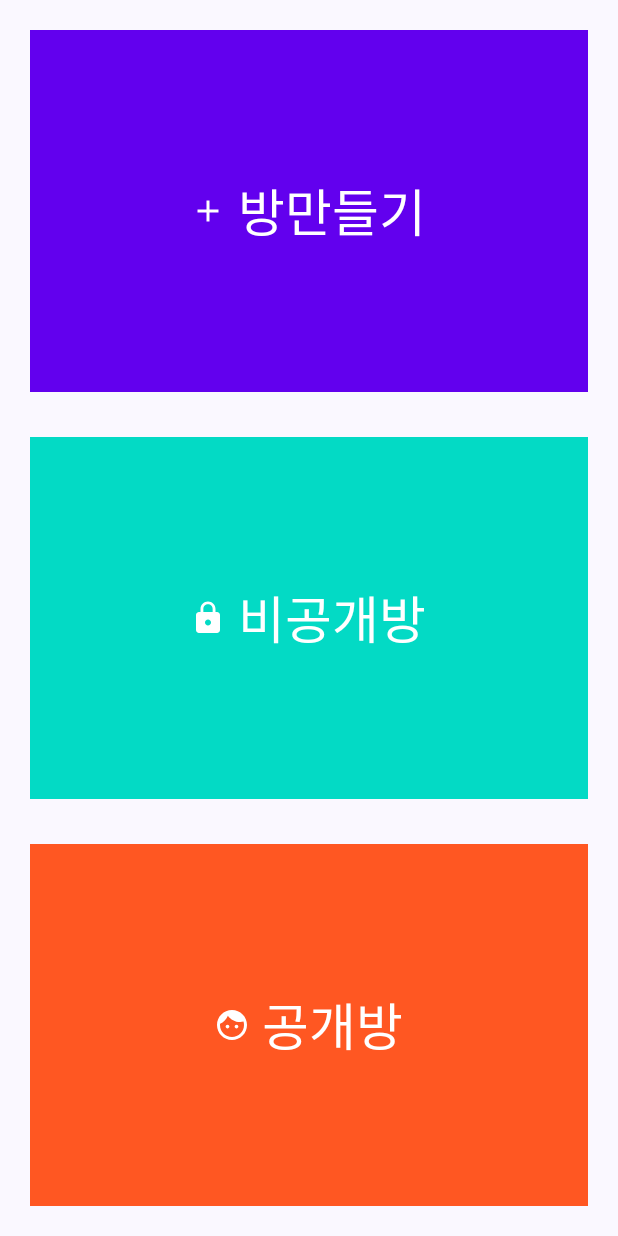
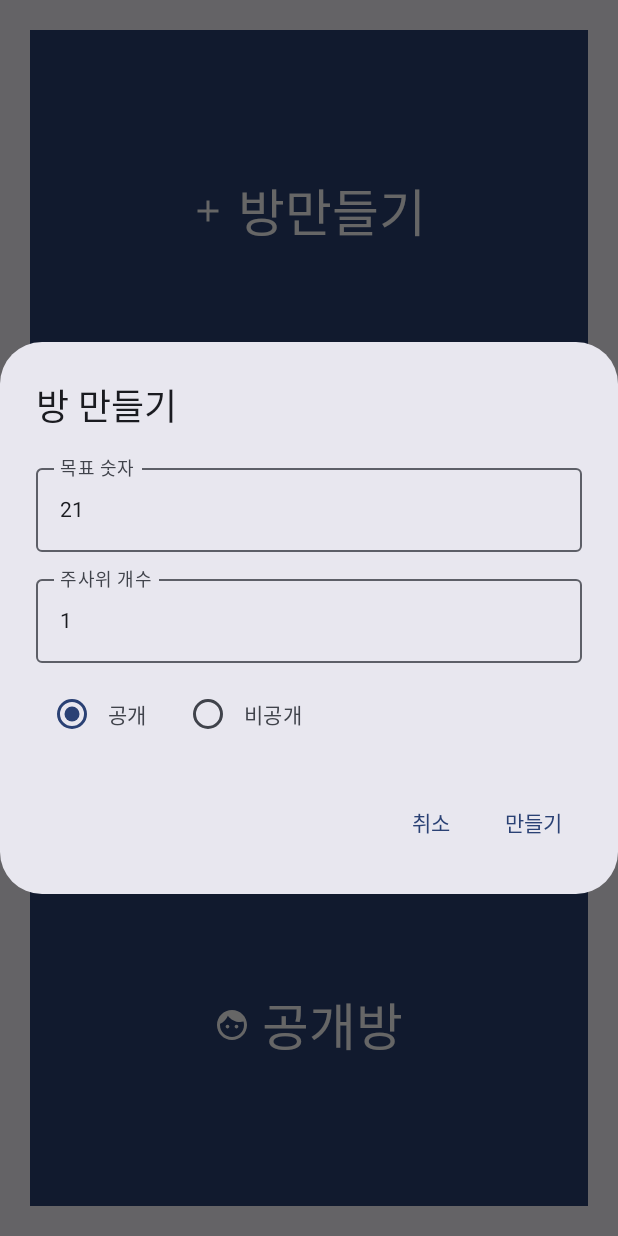
Before and after one commit to jshag90/NumberDiceGame, an Android app built with Jetpack Compose: the composable RoomActionsScreen shown on its own in the app's theme, after a tap on "방만들기", on a phone screen of 412 x 824 dp. Run offline under Robolectric (Android 15) with nearby library versions, the phone set to English and light mode, and no system bars.

Commit message:
[Feat] 방만들기 파라미터 게임방 화면으로 전달하도록 수정

```diff
--- /dev/null
+++ b/app/src/main/java/com/dodam/dicegame/CreateRoomModal.kt
@@ -0,0 +1,111 @@
+package com.dodam.dicegame
+
+import androidx.compose.foundation.clickable
+import androidx.compose.foundation.layout.Arrangement
+import androidx.compose.foundation.layout.Column
+import androidx.compose.foundation.layout.Row
+import androidx.compose.foundation.layout.fillMaxWidth
+import androidx.compose.foundation.layout.padding
+import androidx.compose.foundation.text.KeyboardOptions
+import androidx.compose.material3.AlertDialog
+import androidx.compose.material3.OutlinedTextField
+import androidx.compose.material3.RadioButton
+import androidx.compose.material3.Text
+import androidx.compose.material3.TextButton
+import androidx.compose.runtime.Composable
+import androidx.compose.runtime.getValue
+import androidx.compose.runtime.mutableStateOf
+import androidx.compose.runtime.remember
+import androidx.compose.runtime.setValue
+import androidx.compose.ui.Alignment
+import androidx.compose.ui.Modifier
+import androidx.compose.ui.text.input.KeyboardType
+import androidx.compose.ui.unit.dp
+
+@Composable
+fun CreateRoomModal(
+                    onDismiss: () -> Unit,
+                    onConfirm: (goalNumber: Int, diceCount: Int, isPublic: Boolean, entryCode: String) -> Unit
+) {
+    var goalNumber by remember { mutableStateOf("21") }  // 기본값 21
+    var diceCount by remember { mutableStateOf("1") }    // 기본값 1개
+    var isPublic by remember { mutableStateOf(true) }     // 기본값 공개
+    var entryCode by remember { mutableStateOf("") }
+
+    AlertDialog(
+        onDismissRequest = { onDismiss() },
+        confirmButton = {
+            TextButton(onClick = {
+                val targetNumber = goalNumber.toIntOrNull() ?: 21
+                val numDice = diceCount.toIntOrNull() ?: 1
+                val code = if (isPublic) "-1" else entryCode // 공개일 때 기본값 적용
+                println("Button clicked: goal=$targetNumber, dice=$numDice, isPublic=$isPublic, entryCode=$code") // 디버그
+                onConfirm(targetNumber, numDice, isPublic, code)
+            }) {
+                Text("만들기")
+            }
+
+        },
+        dismissButton = {
+            TextButton(onClick = { onDismiss() }) {
+                Text("취소")
+            }
+        },
+        title = { Text("방 만들기") },
+        text = {
+            Column(verticalArrangement = Arrangement.spacedBy(10.dp)) {
+                OutlinedTextField(
+                    value = goalNumber,
+                    onValueChange = { goalNumber = it },
+                    label = { Text("목표 숫자") },
+                    keyboardOptions = KeyboardOptions(keyboardType = KeyboardType.Number),
+                    modifier = Modifier.fillMaxWidth()
+                )
+                OutlinedTextField(
+                    value = diceCount,
+                    onValueChange = { diceCount = it },
+                    label = { Text("주사위 개수") },
+                    keyboardOptions = KeyboardOptions(keyboardType = KeyboardType.Number),
+                    modifier = Modifier.fillMaxWidth()
+                )
+                Row(verticalAlignment = Alignment.CenterVertically) {
+                    RadioButton(
+                        selected = isPublic,
+                        onClick = {
+                            isPublic = true
+                            entryCode = "-1" // 공개로 설정할 때 입장 코드 초기화
+                        }
+                    )
+                    Text(
+                        "공개",
+                        modifier = Modifier
+                            .padding(end = 16.dp)
+                            .clickable {
+                                isPublic = true
+                                entryCode = "-1" // 공개로 설정할 때 입장 코드 초기화
+                            }
+                    )
+                    RadioButton(
+                        selected = !isPublic,
+                        onClick = { isPublic = false }
+                    )
+                    Text(
+                        "비공개",
+                        modifier = Modifier
+                            .clickable { isPublic = false }
+                    )
+                }
+
+                // 비공개일 경우만 입장 코드 입력 필드를 활성화
+                if (!isPublic) {
+                    OutlinedTextField(
+                        value = entryCode,
+                        onValueChange = { entryCode = it },
+                        label = { Text("입장 코드 (선택)") },
+                        modifier = Modifier.fillMaxWidth()
+                    )
+                }
+            }
+        }
+    )
+}
--- a/app/src/main/java/com/dodam/dicegame/RoomActionsScreen.kt
+++ b/app/src/main/java/com/dodam/dicegame/RoomActionsScreen.kt
@@ -17,18 +17,29 @@ import androidx.compose.material3.ButtonDefaults
 import androidx.compose.material3.Icon
 import androidx.compose.material3.Text
 import androidx.compose.runtime.Composable
+import androidx.compose.runtime.getValue
+import androidx.compose.runtime.mutableStateOf
+import androidx.compose.runtime.remember
+import androidx.compose.runtime.setValue
 import androidx.compose.ui.Modifier
 import androidx.compose.ui.graphics.Color
 import androidx.compose.ui.graphics.RectangleShape
 import androidx.compose.ui.unit.dp
 import androidx.compose.ui.unit.sp
+import androidx.navigation.NavHostController
 
 @Composable
 fun RoomActionsScreen(
+    navController: NavHostController,
     onCreateRoomClick: () -> Unit,
     onPrivateRoomClick: () -> Unit,
     onPublicRoomClick: () -> Unit
 ) {
+
+    var showModal by remember { mutableStateOf(false) }
+    var showSecretRoomModal by remember { mutableStateOf(false) }
+
+
     Column(
         modifier = Modifier
             .fillMaxSize()
@@ -36,29 +47,29 @@ fun RoomActionsScreen(
         verticalArrangement = Arrangement.spacedBy(30.dp) // 버튼 간 마진 10dp
     ) {
         Button(
-            onClick = onCreateRoomClick,
+            onClick = { showModal = true }, // Show modal on button click
             modifier = Modifier
                 .fillMaxWidth()
-                .weight(1f) // 세로로 1/3 공간을 차지
-                .height(40.dp), // 버튼 세로 크기 절반으로 설정
-            colors = ButtonDefaults.buttonColors(containerColor = Color(0xFF6200EE)), // Purple
-            shape = RectangleShape // 각진 모양으로 설정
+                .weight(1f)
+                .height(40.dp),
+          /*  colors = ButtonDefaults.buttonColors(containerColor = Color(0xFF6200EE)),*/
+            shape = RectangleShape
         ) {
             Icon(Icons.Filled.Add, contentDescription = "방 만들기", tint = Color.White)
             Spacer(modifier = Modifier.width(8.dp))
             Text(
                 text = "방만들기",
                 color = Color.White,
-                fontSize = 34.sp // 글자 크기를 현재의 2배로 설정
+                fontSize = 34.sp
             )
         }
         Button(
-            onClick = onPrivateRoomClick,
+            onClick = { showSecretRoomModal = true },
             modifier = Modifier
                 .fillMaxWidth()
                 .weight(1f) // 세로로 1/3 공간을 차지
                 .height(40.dp), // 버튼 세로 크기 절반으로 설정
-            colors = ButtonDefaults.buttonColors(containerColor = Color(0xFF03DAC5)), // Teal
+         /*   colors = ButtonDefaults.buttonColors(containerColor = Color(0xFF03DAC5)),*/ // Teal
             shape = RectangleShape // 각진 모양으로 설정
         ) {
             Icon(Icons.Filled.Lock, contentDescription = "비공개 방 입장", tint = Color.White)
@@ -75,7 +86,7 @@ fun RoomActionsScreen(
                 .fillMaxWidth()
                 .weight(1f) // 세로로 1/3 공간을 차지
                 .height(40.dp), // 버튼 세로 크기 절반으로 설정
-            colors = ButtonDefaults.buttonColors(containerColor = Color(0xFFFF5722)), // Orange
+          /*  colors = ButtonDefaults.buttonColors(containerColor = Color(0xFFFF5722)),*/ // Orange
             shape = RectangleShape // 각진 모양으로 설정
         ) {
             Icon(Icons.Filled.Face, contentDescription = "공개 방 입장", tint = Color.White)
@@ -87,4 +98,37 @@ fun RoomActionsScreen(
             )
         }
     }
+
+    if (showModal) {
+        CreateRoomModal(
+            onDismiss = { showModal = false },
+            onConfirm = { targetNumber, numDice, isPublic, entryCode ->
+                showModal = false
+                val isPublicText = if (isPublic) "true" else " false"
+                val entryCodeText = entryCode.ifBlank { "-1" }
+                navController.navigate(
+                    "game_room/$targetNumber/$numDice/$isPublicText/$entryCodeText"
+                )
+                onCreateRoomClick() // 방 생성 로직 추가 가능
+            }
+        )
+    }
+
+    if (showSecretRoomModal) {
+        SecretRoomModal(
+            onDismiss = { showSecretRoomModal = false },
+            onConfirm = { roomNumber, entryCode ->
+                showSecretRoomModal = false
+
+                // 입력값 검증 및 로직 처리
+                if (roomNumber.isNotBlank() && entryCode.isNotBlank()) {
+                    onPrivateRoomClick() // 비공개방 입장 로직 호출
+                } else {
+                    // 잘못된 입력값 처리 로직 (필요 시 추가)
+                    println("방번호나 입장코드가 비어있습니다!")
+                }
+            }
+        )
+    }
+
 }
```
Also changed, not shown: app/src/main/java/com/dodam/dicegame/MainActivity.kt (+9 -4 lines), app/src/main/java/com/dodam/dicegame/MultiDiceRoller.kt (+25 -3 lines), app/src/main/java/com/dodam/dicegame/SecretRoomModal.kt (added, +56 -0 lines).
